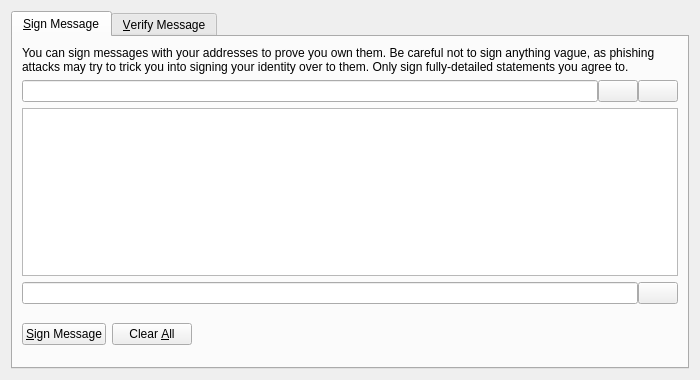
Above: src/qt/forms/signverifymessagedialog.ui from EverGreenCoinDev/EverGreenCoin before the change. Below: the same form after it.
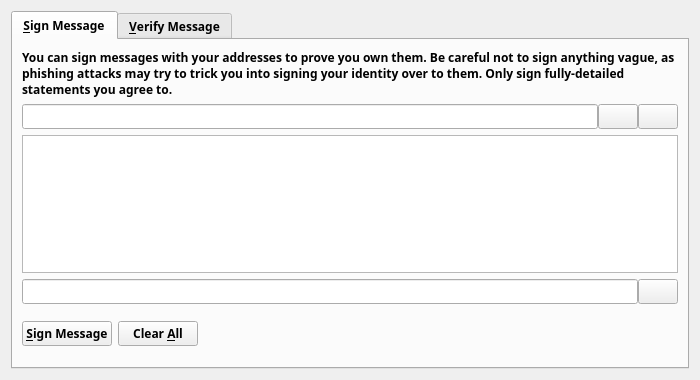
That is the form after the change. The open tabs and pages were chosen to show the change. Icons and pictures are not drawn. Custom widgets are drawn as their Qt base class.

Commit message: Typola dev commit

Diff of the .ui file:
```diff
--- a/src/qt/forms/signverifymessagedialog.ui
+++ b/src/qt/forms/signverifymessagedialog.ui
@@ -19,6 +19,14 @@
   <layout class="QVBoxLayout" name="verticalLayout">
    <item>
     <widget class="QTabWidget" name="tabWidget">
+     <property name="font">
+      <font>
+       <family>Typola</family>
+       <weight>75</weight>
+       <bold>true</bold>
+       <stylestrategy>PreferAntialias</stylestrategy>
+      </font>
+     </property>
      <property name="currentIndex">
       <number>1</number>
      </property>
@@ -29,6 +37,11 @@
       <layout class="QVBoxLayout" name="verticalLayout_SM">
        <item>
         <widget class="QLabel" name="infoLabel_SM">
+         <property name="font">
+          <font>
+           <stylestrategy>PreferAntialias</stylestrategy>
+          </font>
+         </property>
          <property name="text">
           <string>You can sign messages with your addresses to prove you own them. Be careful not to sign anything vague, as phishing attacks may try to trick you into signing your identity over to them. Only sign fully-detailed statements you agree to.</string>
          </property>
@@ -47,6 +60,11 @@
          </property>
          <item>
           <widget class="QValidatedLineEdit" name="addressIn_SM">
+           <property name="font">
+            <font>
+             <stylestrategy>PreferAntialias</stylestrategy>
+            </font>
+           </property>
            <property name="toolTip">
             <string>The address to sign the message with (e.g. EdFwYw4Mo2Zq6CFM2yNJgXvE2DTJxgdBRX)</string>
            </property>
@@ -57,6 +75,11 @@
          </item>
          <item>
           <widget class="QPushButton" name="addressBookButton_SM">
+           <property name="font">
+            <font>
+             <stylestrategy>PreferAntialias</stylestrategy>
+            </font>
+           </property>
            <property name="toolTip">
             <string>Choose an address from the address book</string>
            </property>
@@ -77,6 +100,11 @@
          </item>
          <item>
           <widget class="QPushButton" name="pasteButton_SM">
+           <property name="font">
+            <font>
+             <stylestrategy>PreferAntialias</stylestrategy>
+            </font>
+           </property>
            <property name="toolTip">
             <string>Paste address from clipboard</string>
            </property>
@@ -99,6 +127,11 @@
        </item>
        <item>
         <widget class="QPlainTextEdit" name="messageIn_SM">
+         <property name="font">
+          <font>
+           <stylestrategy>PreferAntialias</stylestrategy>
+          </font>
+         </property>
          <property name="toolTip">
           <string>Enter the message you want to sign here</string>
          </property>
@@ -114,6 +147,7 @@
            <property name="font">
             <font>
              <italic>true</italic>
+             <stylestrategy>PreferAntialias</stylestrategy>
             </font>
            </property>
            <property name="readOnly">
@@ -123,6 +157,11 @@
          </item>
          <item>
           <widget class="QPushButton" name="copySignatureButton_SM">
+           <property name="font">
+            <font>
+             <stylestrategy>PreferAntialias</stylestrategy>
+            </font>
+           </property>
            <property name="toolTip">
             <string>Copy the current signature to the system clipboard</string>
            </property>
@@ -144,6 +183,11 @@
         <layout class="QHBoxLayout" name="horizontalLayout_3_SM">
          <item>
           <widget class="QPushButton" name="signMessageButton_SM">
+           <property name="font">
+            <font>
+             <stylestrategy>PreferAntialias</stylestrategy>
+            </font>
+           </property>
            <property name="toolTip">
             <string>Sign the message to prove you own this EverGreenCoin address</string>
            </property>
@@ -161,6 +205,11 @@
          </item>
          <item>
           <widget class="QPushButton" name="clearButton_SM">
+           <property name="font">
+            <font>
+             <stylestrategy>PreferAntialias</stylestrategy>
+            </font>
+           </property>
            <property name="toolTip">
             <string>Reset all sign message fields</string>
            </property>
@@ -195,6 +244,7 @@
             <font>
              <weight>75</weight>
              <bold>true</bold>
+             <stylestrategy>PreferAntialias</stylestrategy>
             </font>
            </property>
            <property name="text">
@@ -207,6 +257,11 @@
          </item>
          <item>
           <spacer name="horizontalSpacer_2_SM">
+           <property name="font">
+            <font>
+             <stylestrategy>PreferAntialias</stylestrategy>
+            </font>
+           </property>
            <property name="orientation">
             <enum>Qt::Horizontal</enum>
            </property>
```
Left out of the diff: 23 changed lines with no effect on the pictures. The commit also changes 74 other files.
